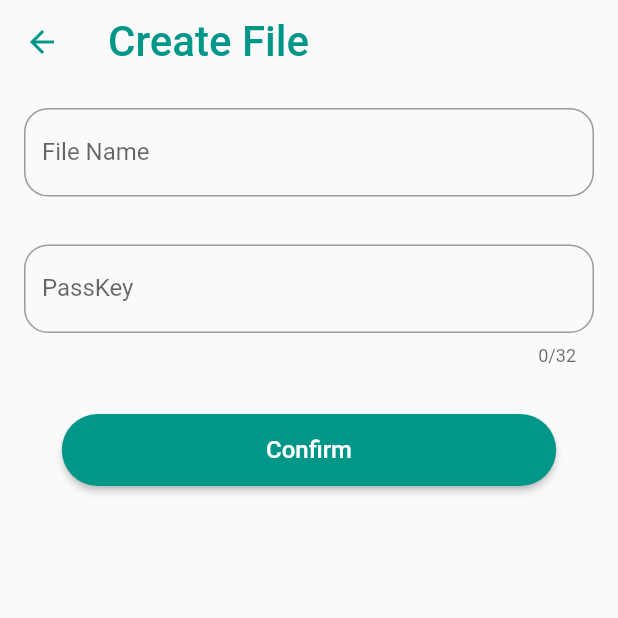
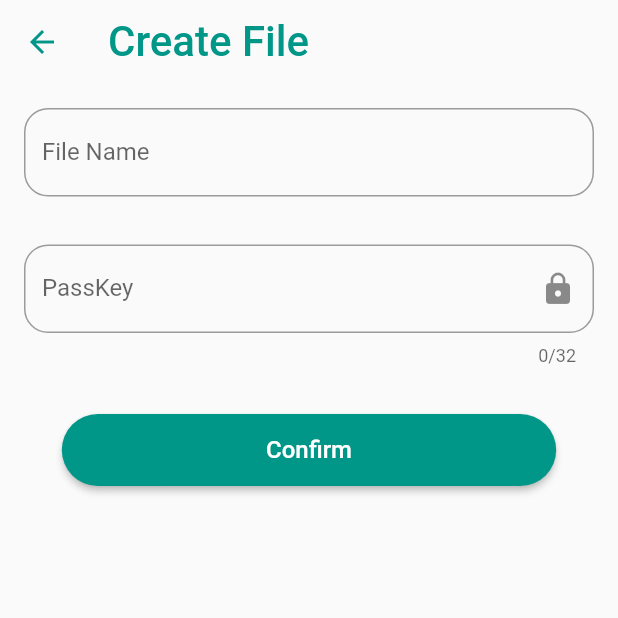
Before and after one commit to 4wangyu/passkey, a Flutter app: the EncryptPage screen opened directly, on a phone screen of 412 x 824 dp, the top half of it. Run offline on Flutter 3.47's test engine with Material 2 defaults, Android fonts, the phone set to English and light mode, and no system bars; missing offline and left inert: encrypt, file_chooser; Roboto replaces fonts that are missing (Subtitle, Title).

Commit message:
obscure passkey

```diff
--- a/lib/screens/encrypt.dart
+++ b/lib/screens/encrypt.dart
@@ -23,6 +23,7 @@ class _EncryptPageState extends State<EncryptPage> {
   final _formKey = GlobalKey<FormState>();
   TextEditingController passkeyController = TextEditingController();
   TextEditingController fileNameController = TextEditingController();
+  bool _obscureText = true;
 
   @override
   Widget build(BuildContext context) {
@@ -69,9 +70,18 @@ class _EncryptPageState extends State<EncryptPage> {
                 Padding(
                   padding: const EdgeInsets.all(16.0),
                   child: TextField(
-                    // obscureText: true,
+                    obscureText: _obscureText,
                     maxLength: 32,
                     decoration: InputDecoration(
+                        suffixIcon: IconButton(
+                          icon:
+                              Icon(_obscureText ? Icons.lock : Icons.lock_open),
+                          onPressed: () {
+                            setState(() {
+                              _obscureText = !_obscureText;
+                            });
+                          },
+                        ),
                         labelText: "PassKey",
                         labelStyle: TextStyle(fontFamily: "Subtitle"),
                         border: OutlineInputBorder(
```
Also changed, not shown: lib/screens/decrypt.dart (+10 -1 lines).
